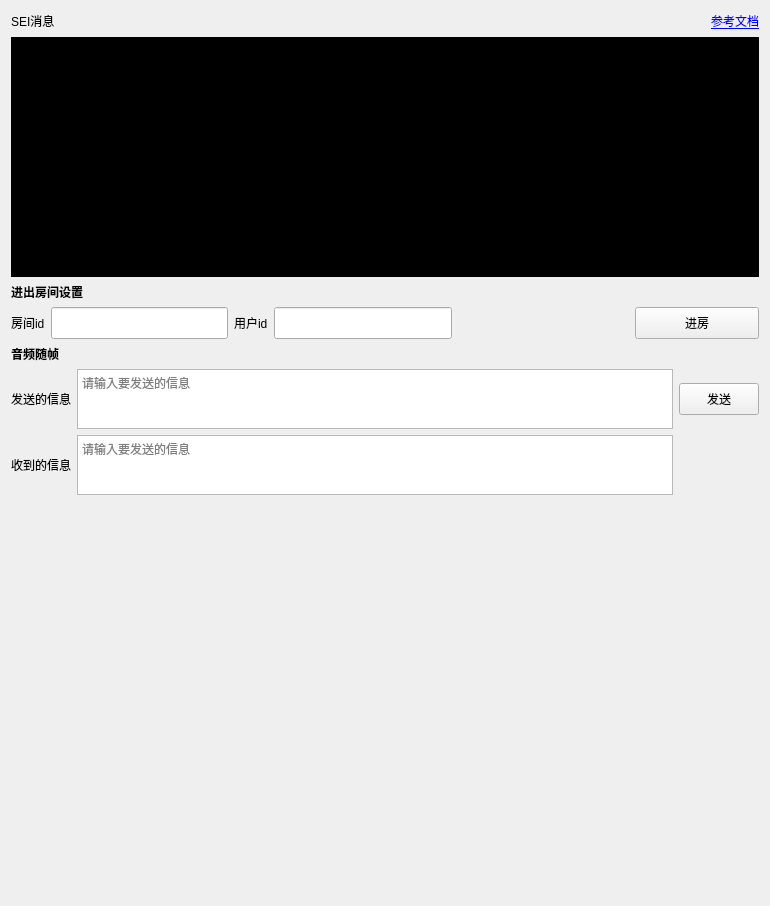
volcengine/VolcEngineRTC, file Windows/src/Advanced/Message/AudioMessage.ui: the form before one commit.
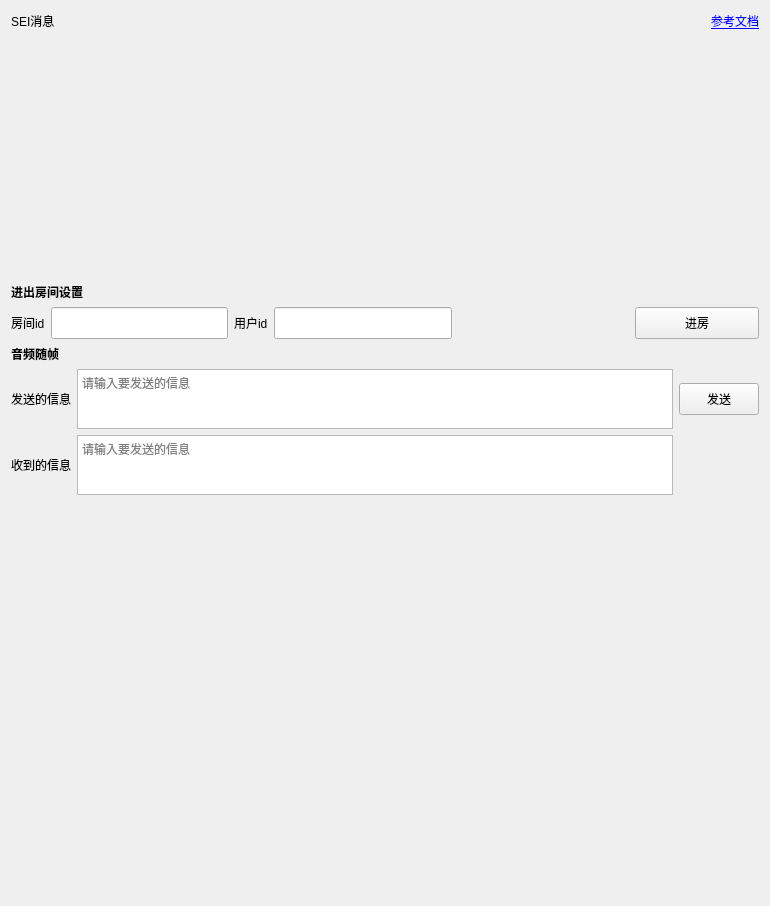
The form after the commit. Icons and pictures are not drawn. Custom widgets are drawn as their Qt base class.

What changed in the file:
```diff
--- a/Windows/src/Advanced/Message/AudioMessage.ui
+++ b/Windows/src/Advanced/Message/AudioMessage.ui
@@ -88,7 +88,7 @@
       </size>
      </property>
      <property name="styleSheet">
-      <string notr="true">background-color: rgb(0, 0, 0);</string>
+      <string notr="true"/>
      </property>
      <layout class="QHBoxLayout" name="horizontalLayout_6">
       <property name="spacing">
```
